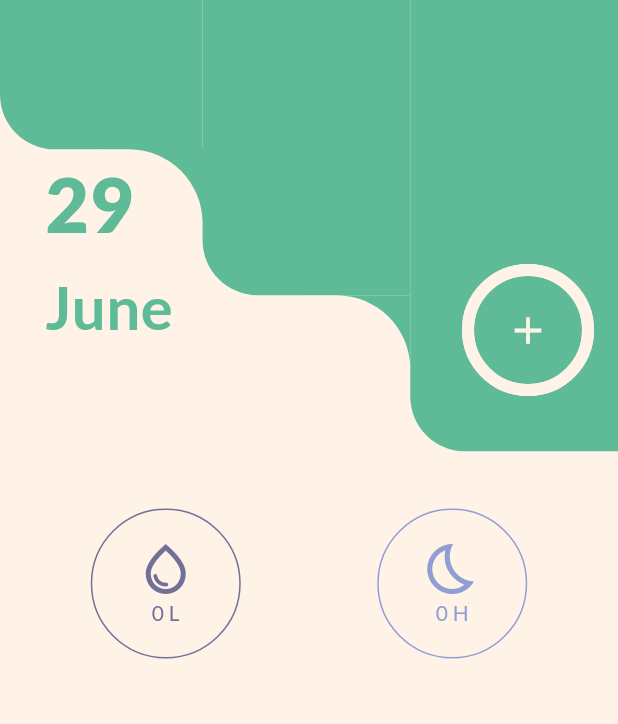
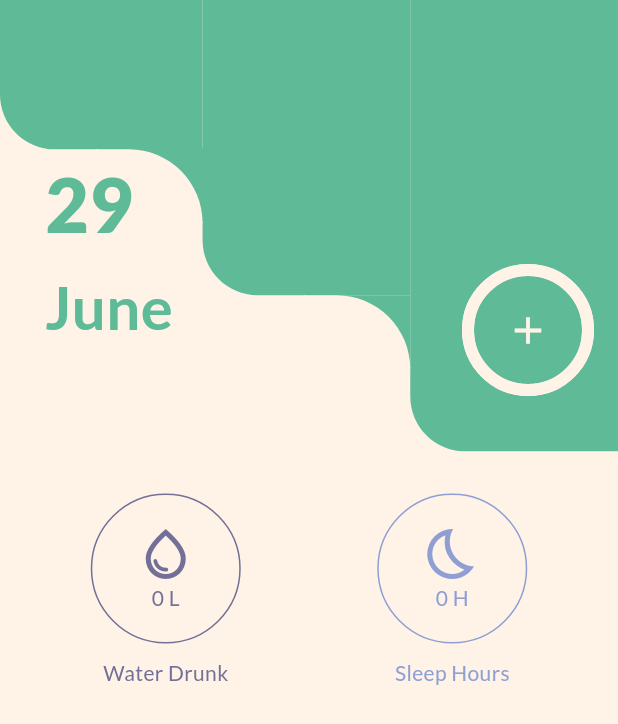
Before and after one commit to TyperOfCode/Hack24T50, a Flutter app: the screen it shows after launch, on a phone screen of 412 x 824 dp. Shown: the top 724 px of the screen. Run offline on Flutter 3.47's test engine with Material 3 defaults, Android fonts, the light colour scheme and no system bars; our stand-ins replace flutter_riverpod, flutter_svg, freezed_annotation, gap, go_router, google_fonts and 1 more.

Commit message:
Feature: Add fade, title and checkmark once completed to habit tile

```diff
--- a/lib/data/fake_data.dart
+++ b/lib/data/fake_data.dart
@@ -59,13 +59,13 @@ class FakeData {
   );
 
   static Habit goOutside = const Habit(
-    name: "Enjoying The Outdoors",
+    name: "Go Outdoors",
     id: "1237",
-    iconHexId: 0x407C4E, // Nature icon
+    iconHexId: 0xe22f, // Nature icon
     unitLabel: "",
     hexColor: 0xFF662D91,
     isMeasurable: false,
-    displayed: true,
+    displayed: false,
     todayValue: 0,
     incrementValue: 1,
     dailyGoal: 1,
@@ -84,7 +84,7 @@ class FakeData {
     unitLabel: "",
     hexColor: 0xFFE75B5B,
     isMeasurable: false,
-    displayed: true,
+    displayed: false,
     todayValue: 0,
     incrementValue: 1,
     dailyGoal: 1,
@@ -103,7 +103,7 @@ class FakeData {
     unitLabel: "",
     hexColor: 0xFF9A9A9A,
     isMeasurable: true,
-    displayed: true,
+    displayed: false,
     todayValue: 0,
     incrementValue: 1,
     dailyGoal: 2,
@@ -122,7 +122,7 @@ class FakeData {
     unitLabel: "",
     hexColor: 0xFF8F9FD3,
     isMeasurable: false,
-    displayed: true,
+    displayed: false,
     todayValue: 0,
     incrementValue: 1,
     dailyGoal: 1,
--- a/lib/presentation/common/components/habit_tile.dart
+++ b/lib/presentation/common/components/habit_tile.dart
@@ -99,6 +99,15 @@ class HabitTileState extends ConsumerState<HabitTile> {
             ],
           ),
         ),
+        Gap(10),
+        isCompleted
+            ? Icon(Icons.check_circle, color: habitColor, size: 20)
+            : Text(
+                widget.habit.name,
+                style: AppThemeTextStyles.defaultText.copyWith(
+                  color: habitColor,
+                ),
+              )
       ],
     );
   }
--- a/lib/presentation/screens/home_screen/home_screen.dart
+++ b/lib/presentation/screens/home_screen/home_screen.dart
@@ -87,8 +87,23 @@ class HomePage extends ConsumerWidget {
 }
 
 Widget createHabitGridView(List<Habit> habits) {
-  return Container(
-    height: 500,
+  return SizedBox(
+    height: 510,
+    child: ShaderMask(
+      shaderCallback: (Rect bounds) {
+        return const LinearGradient(
+          begin: Alignment.topCenter,
+          end: Alignment.bottomCenter,
+          colors: [
+            Colors.transparent,
+            Colors.black,
+            Colors.black,
+            Colors.transparent
+          ],
+          stops: [0.0, 0.025, 0.9, 1],
+        ).createShader(bounds);
+      },
+      blendMode: BlendMode.dstIn,
       child: GridView.count(
         padding: const EdgeInsets.all(15),
         shrinkWrap: true,
@@ -101,5 +116,6 @@ Widget createHabitGridView(List<Habit> habits) {
             )
             .toList(),
       ),
+    ),
   );
 }
```
Lines whose indentation alone changed are shown as unchanged.
